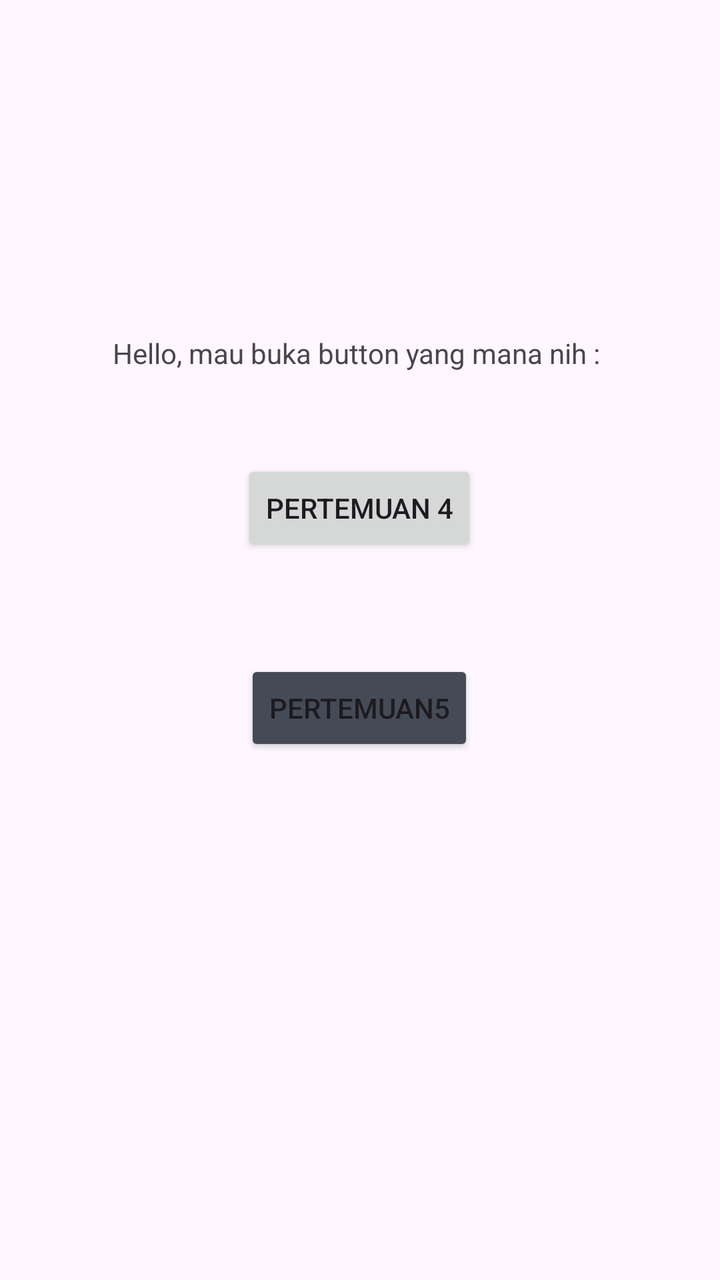
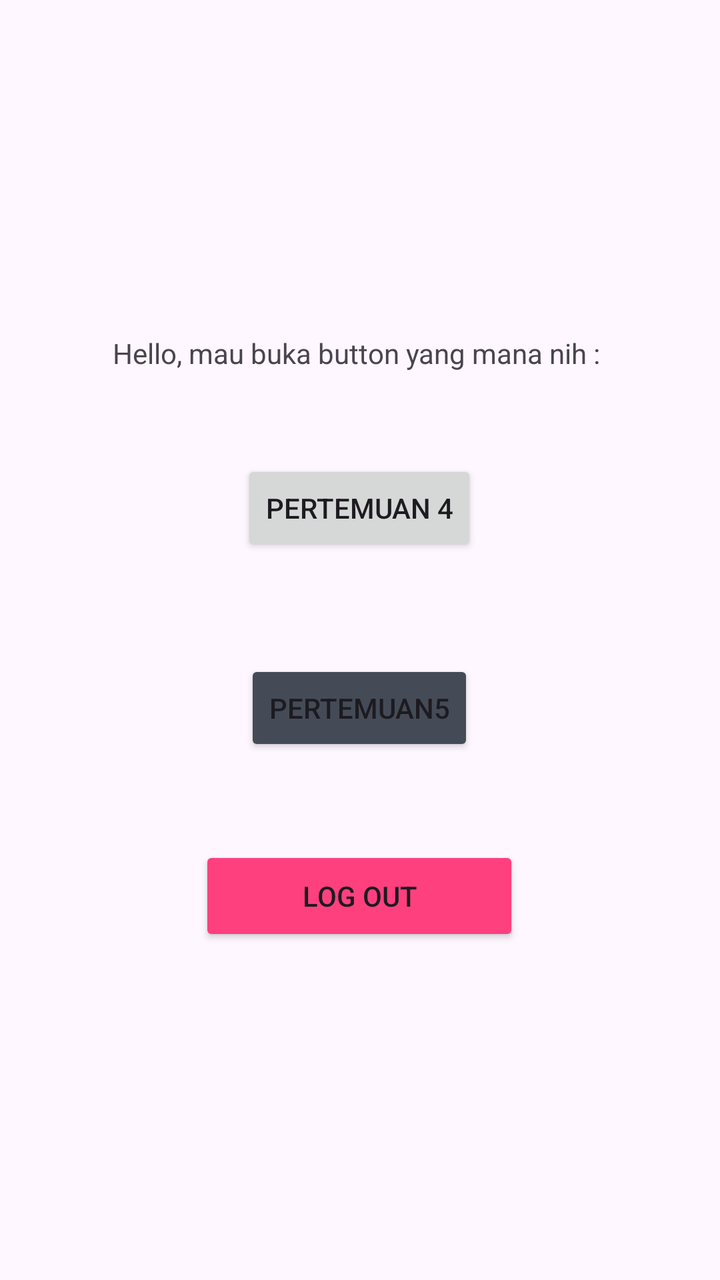

Screens rendered from an Android XML layout before and after an edit, with the pre-edit source and the edit as a unified diff.
<!-- AndroidManifest.xml: application theme Theme.Venusadilah -->
<!-- res/layout/activity_main.xml -->
<?xml version="1.0" encoding="utf-8"?>
<androidx.constraintlayout.widget.ConstraintLayout xmlns:android="http://schemas.android.com/apk/res/android"
    xmlns:app="http://schemas.android.com/apk/res-auto"
    xmlns:tools="http://schemas.android.com/tools"
    android:id="@+id/main"
    android:layout_width="match_parent"
    android:layout_height="match_parent"
    tools:context=".MainActivity">

    <TextView
        android:id="@+id/textView4"
        android:layout_width="wrap_content"
        android:layout_height="wrap_content"
        android:text="Hello, mau buka button yang mana nih : "
        app:layout_constraintBottom_toBottomOf="parent"
        app:layout_constraintEnd_toEndOf="parent"
        app:layout_constraintStart_toStartOf="parent"
        app:layout_constraintTop_toTopOf="parent"
        app:layout_constraintVertical_bias="0.269" />

    <Button
        android:id="@+id/btnToFourth"
        android:layout_width="wrap_content"
        android:layout_height="wrap_content"
        android:layout_marginTop="44dp"
        android:text="Pertemuan 4"
        app:layout_constraintEnd_toEndOf="parent"
        app:layout_constraintHorizontal_bias="0.498"
        app:layout_constraintStart_toStartOf="parent"
        app:layout_constraintTop_toBottomOf="@+id/textView4" />

    <Button
        android:id="@+id/btnToFifth"
        android:layout_width="wrap_content"
        android:layout_height="wrap_content"
        android:layout_marginTop="144dp"
        android:text="Pertemuan5"
        android:backgroundTint="@color/abu_gelap2"
        app:layout_constraintEnd_toEndOf="parent"
        app:layout_constraintHorizontal_bias="0.498"
        app:layout_constraintStart_toStartOf="parent"
        app:layout_constraintTop_toBottomOf="@+id/textView4" />

</androidx.constraintlayout.widget.ConstraintLayout>
<!-- resources referenced by this layout -->
<resources>
  <color name="abu_gelap2">#444B57</color>
  <style name="Theme.Venusadilah" parent="Base.Theme.Venusadilah" />
  <style name="Base.Theme.Venusadilah" parent="Theme.Material3.DayNight.NoActionBar">
          
          
      </style>
</resources>

<!-- the commit's change to res/layout/activity_main.xml (unified diff, before → after) -->
@@ -34,11 +34,25 @@
         android:layout_width="wrap_content"
         android:layout_height="wrap_content"
         android:layout_marginTop="144dp"
+        android:backgroundTint="@color/abu_gelap2"
         android:text="Pertemuan5"
-        android:backgroundTint="@color/abu_gelap2"
         app:layout_constraintEnd_toEndOf="parent"
         app:layout_constraintHorizontal_bias="0.498"
         app:layout_constraintStart_toStartOf="parent"
         app:layout_constraintTop_toBottomOf="@+id/textView4" />
 
+    <Button
+        android:id="@+id/btnLogout"
+        android:layout_width="160dp"
+        android:layout_height="50dp"
+        android:layout_marginTop="45dp"
+        android:backgroundTint="#FF407F"
+        android:text="log out"
+        app:layout_constraintBottom_toBottomOf="parent"
+        app:layout_constraintEnd_toEndOf="parent"
+        app:layout_constraintHorizontal_bias="0.498"
+        app:layout_constraintStart_toStartOf="parent"
+        app:layout_constraintTop_toBottomOf="@+id/btnToFifth"
+        app:layout_constraintVertical_bias="0.0" />
+
 </androidx.constraintlayout.widget.ConstraintLayout>
